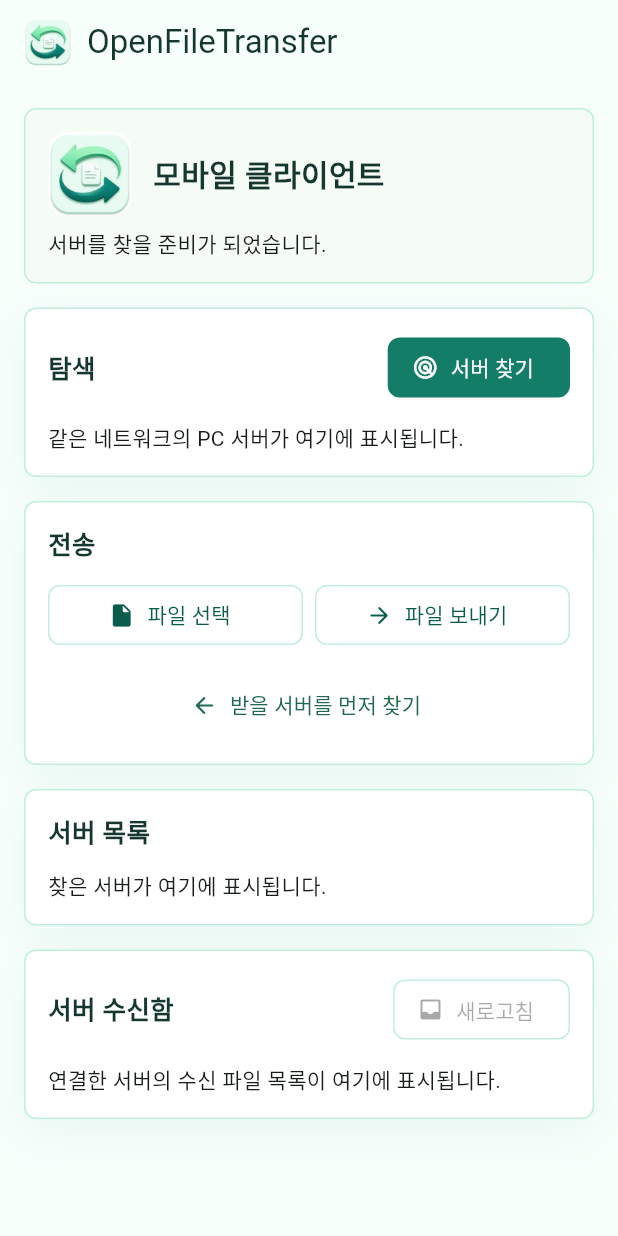
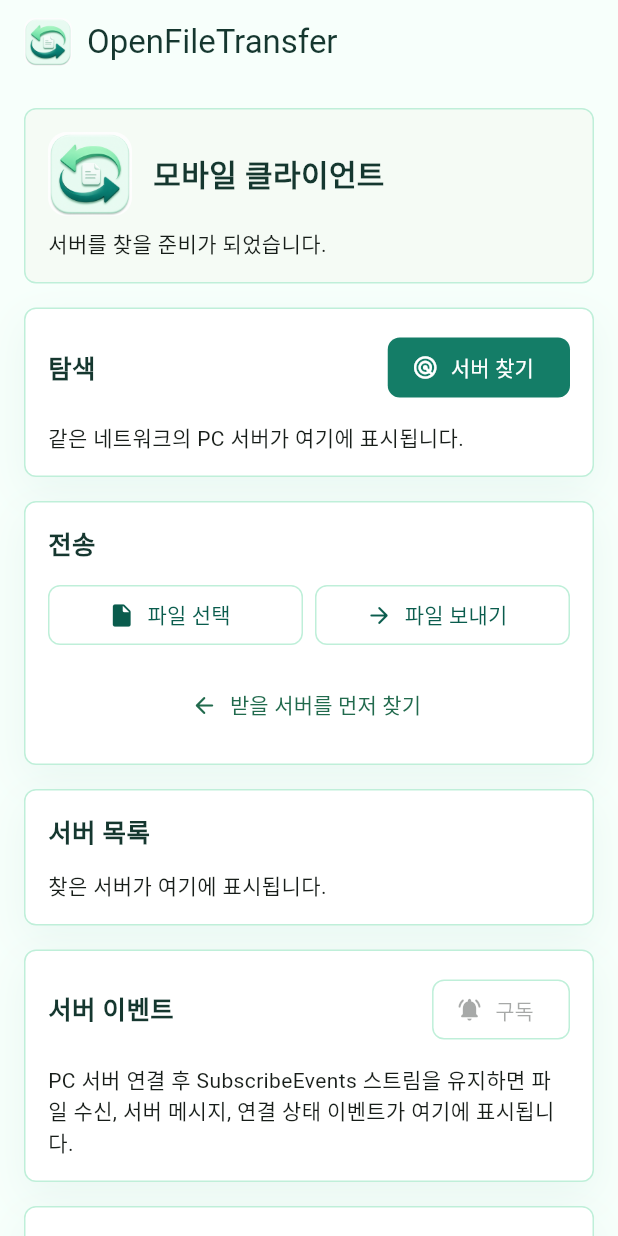
Before and after one commit to heatbang9/OpenFileTransferMobile, a Flutter app: the screen it shows after launch, on a phone screen of 412 x 824 dp. Run offline on Flutter 3.47's test engine with Material 3 defaults, Android fonts, the phone set to English and light mode, and no system bars.

Commit message:
Document mobile event stream flow

```diff
--- a/lib/main.dart
+++ b/lib/main.dart
@@ -91,6 +91,8 @@ class _DeviceDiscoveryPageState extends State<DeviceDiscoveryPage> {
             ),
             const SizedBox(height: 16),
             const _DeviceListPanel(),
+            const SizedBox(height: 16),
+            const _EventPanel(),
             const SizedBox(height: 16),
             const _InboxPanel(),
           ],
@@ -241,6 +243,25 @@ class _InboxPanel extends StatelessWidget {
   }
 }
 
+class _EventPanel extends StatelessWidget {
+  const _EventPanel();
+
+  @override
+  Widget build(BuildContext context) {
+    return _BrandedPanel(
+      title: '서버 이벤트',
+      trailing: OutlinedButton.icon(
+        onPressed: null,
+        icon: const Icon(Icons.notifications_active_rounded),
+        label: const Text('구독'),
+      ),
+      child: const Text(
+        'PC 서버 연결 후 SubscribeEvents 스트림을 유지하면 파일 수신, 서버 메시지, 연결 상태 이벤트가 여기에 표시됩니다.',
+      ),
+    );
+  }
+}
+
 class _BrandedPanel extends StatelessWidget {
   const _BrandedPanel({
     required this.title,
--- a/lib/src/app_plan.dart
+++ b/lib/src/app_plan.dart
@@ -5,6 +5,7 @@ class MobileImplementationPlan {
         'SSDP 탐색용 플랫폼 채널 또는 검증된 플러그인 선정',
         'Dart gRPC 생성 코드 연결',
         'Handshake와 세션 키 파생 구현',
+        'SubscribeEvents 스트림 유지 및 서버 이벤트 UI 반영',
         'file_picker로 파일 선택 후 SendFile 스트리밍 전송',
         '서버 수신함 조회와 다운로드 UI 구현',
       ];
```
Also changed, not shown: 1 other file.
